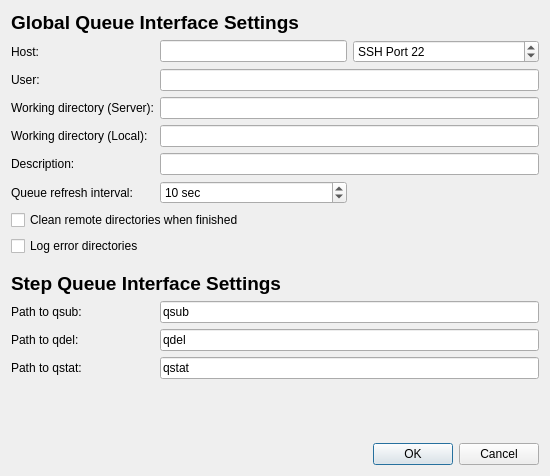
Before: the Qt Designer form src/globalsearch/queueinterfaces/sgedialog.ui in xtalopt/XtalOpt, drawn with Qt 5.
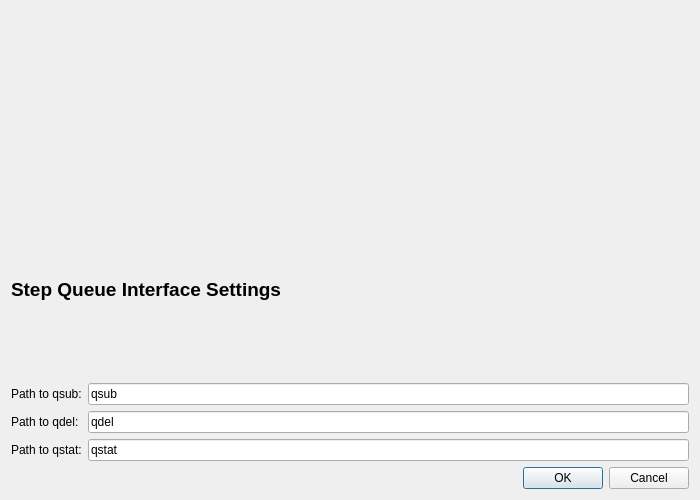
After: the same form once the commit is applied. Custom widgets are drawn as their Qt base class.

Commit message:
Queue: Generalized Global Queue Interface Settings
I re-worked the global queue interface settings so that it has its
own widget and is re-used in all of the queue interfaces. This reduces
a lot of repeated lines of code and improves re-usability.

In addition, I added a new option in the global queue interface
settings that allows the user to cause a job to be killed if it
exceeds a user-specified amount of time.

This "time" is both queued + running time.

What changed in the file:
```diff
--- a/src/globalsearch/queueinterfaces/sgedialog.ui
+++ b/src/globalsearch/queueinterfaces/sgedialog.ui
@@ -6,8 +6,8 @@
    <rect>
     <x>0</x>
     <y>0</y>
-    <width>550</width>
-    <height>476</height>
+    <width>700</width>
+    <height>500</height>
    </rect>
   </property>
   <property name="sizePolicy">
@@ -20,119 +20,7 @@
    <string>SGE Queue Configuration</string>
   </property>
   <layout class="QGridLayout" name="gridLayout">
-   <item row="0" column="0" colspan="4">
-    <widget class="QLabel" name="label_3">
-     <property name="text">
-      <string>&lt;html&gt;&lt;head/&gt;&lt;body&gt;&lt;p&gt;&lt;span style=&quot; font-size:14pt; font-weight:600;&quot;&gt;Global Queue Interface Settings&lt;/span&gt;&lt;/p&gt;&lt;/body&gt;&lt;/html&gt;</string>
-     </property>
-    </widget>
-   </item>
-   <item row="1" column="0">
-    <widget class="QLabel" name="label_18">
-     <property name="sizePolicy">
-      <sizepolicy hsizetype="Maximum" vsizetype="Preferred">
-       <horstretch>0</horstretch>
-       <verstretch>0</verstretch>
-      </sizepolicy>
-     </property>
-     <property name="text">
-      <string>Host:</string>
-     </property>
-     <property name="buddy">
-      <cstring>edit_host</cstring>
-     </property>
-    </widget>
-   </item>
-   <item row="1" column="2">
-    <widget class="QLineEdit" name="edit_host">
-     <property name="toolTip">
-      <string>Address of host. Can use IP or host name.</string>
-     </property>
-    </widget>
-   </item>
-   <item row="1" column="3">
-    <widget class="QSpinBox" name="spin_port">
-     <property name="prefix">
-      <string>SSH Port </string>
-     </property>
-     <property name="maximum">
-      <number>99999</number>
-     </property>
-     <property name="value">
-      <number>22</number>
-     </property>
-    </widget>
-   </item>
-   <item row="2" column="0">
-    <widget class="QLabel" name="label_19">
-     <property name="sizePolicy">
-      <sizepolicy hsizetype="Maximum" vsizetype="Preferred">
-       <horstretch>0</horstretch>
-       <verstretch>0</verstretch>
-      </sizepolicy>
-     </property>
-     <property name="text">
-      <string>User:</string>
-     </property>
-     <property name="buddy">
-      <cstring>edit_username</cstring>
-     </property>
-    </widget>
-   </item>
-   <item row="2" column="2" colspan="2">
-    <widget class="QLineEdit" name="edit_username">
-     <property name="toolTip">
-      <string>Username on above host.</string>
-     </property>
-    </widget>
-   </item>
-   <item row="3" column="2" colspan="2">
-    <widget class="QLineEdit" name="edit_rempath">
-     <property name="toolTip">
-      <string>Path on remote host to use during optimizations. Do not use wildcard characters or BASH-specific characters (e.g. '~' in place of /home/user).</string>
-     </property>
-    </widget>
-   </item>
-   <item row="3" column="0" colspan="2">
-    <widget class="QLabel" name="label_20">
-     <property name="sizePolicy">
-      <sizepolicy hsizetype="Maximum" vsizetype="Preferred">
-       <horstretch>0</horstretch>
-       <verstretch>0</verstretch>
-      </sizepolicy>
-     </property>
-     <property name="text">
-      <string>Working directory (Server):</string>
-     </property>
-     <property name="buddy">
-      <cstring>edit_rempath</cstring>
-     </property>
-    </widget>
-   </item>
-   <item row="4" column="2" colspan="2">
-    <widget class="QLineEdit" name="edit_locpath">
-     <property name="toolTip">
-      <string>Local path to store files</string>
-     </property>
-    </widget>
-   </item>
-   <item row="4" column="0">
-    <widget class="QLabel" name="label_21">
-     <property name="sizePolicy">
-      <sizepolicy hsizetype="Maximum" vsizetype="Preferred">
-       <horstretch>0</horstretch>
-       <verstretch>0</verstretch>
-      </sizepolicy>
-     </property>
-     <property name="text">
-      <string>Working directory (Local):</string>
-     </property>
-     <property name="buddy">
-      <cstring>edit_locpath</cstring>
-     </property>
-    </widget>
-   </item>
-   <item row="11" column="0">
+   <item row="3" column="0">
     <widget class="QLabel" name="label_launch">
      <property name="sizePolicy">
       <sizepolicy hsizetype="Maximum" vsizetype="Preferred">
@@ -151,7 +39,7 @@
      </property>
     </widget>
    </item>
-   <item row="11" column="2" colspan="2">
+   <item row="3" column="1" colspan="2">
     <widget class="QLineEdit" name="edit_qsub">
      <property name="toolTip">
       <string>Command used to submit jobs to the SGE queue. Usually qsub.</string>
@@ -161,7 +49,7 @@
      </property>
     </widget>
    </item>
-   <item row="12" column="0">
+   <item row="4" column="0">
     <widget class="QLabel" name="label_qdel">
      <property name="sizePolicy">
       <sizepolicy hsizetype="Maximum" vsizetype="Preferred">
@@ -180,7 +68,7 @@
      </property>
     </widget>
    </item>
-   <item row="13" column="2" colspan="2">
+   <item row="5" column="1" colspan="2">
     <widget class="QLineEdit" name="edit_qstat">
      <property name="toolTip">
       <string>Command used to check the SGE queue. Use qstat.</string>
@@ -190,7 +78,7 @@
      </property>
     </widget>
    </item>
-   <item row="13" column="0">
+   <item row="5" column="0">
     <widget class="QLabel" name="label_check">
      <property name="sizePolicy">
       <sizepolicy hsizetype="Maximum" vsizetype="Preferred">
@@ -209,14 +97,7 @@
      </property>
     </widget>
    </item>
-   <item row="5" column="2" colspan="2">
-    <widget class="QLineEdit" name="edit_description">
-     <property name="toolTip">
-      <string>Short description of optimization (used as %description% template keyword in input templates).</string>
-     </property>
-    </widget>
-   </item>
-   <item row="12" column="2" colspan="2">
+   <item row="4" column="1" colspan="2">
     <widget class="QLineEdit" name="edit_qdel">
      <property name="toolTip">
       <string>Command used to delete jobs from the queue. Usually qdel.</string>
@@ -226,17 +107,7 @@
      </property>
     </widget>
    </item>
-   <item row="5" column="0">
-    <widget class="QLabel" name="label">
-     <property name="text">
-      <string>Description:</string>
-     </property>
-     <property name="buddy">
-      <cstring>edit_description</cstring>
-     </property>
-    </widget>
-   </item>
-   <item row="18" column="3">
+   <item row="9" column="2">
     <widget class="QDialogButtonBox" name="buttonBox">
      <property name="orientation">
       <enum>Qt::Horizontal</enum>
@@ -246,67 +117,14 @@
      </property>
     </widget>
    </item>
-   <item row="17" column="3">
-    <spacer name="verticalSpacer">
-     <property name="orientation">
-      <enum>Qt::Vertical</enum>
-     </property>
-     <property name="sizeHint" stdset="0">
-      <size>
-       <width>20</width>
-       <height>40</height>
-      </size>
-     </property>
-    </spacer>
-   </item>
-   <item row="6" column="0">
-    <widget class="QLabel" name="label_2">
-     <property name="text">
-      <string>Queue refresh interval:</string>
-     </property>
-    </widget>
-   </item>
-   <item row="6" column="2">
-    <widget class="QSpinBox" name="spin_interval">
-     <property name="suffix">
-      <string> sec</string>
-     </property>
-     <property name="minimum">
-      <number>1</number>
-     </property>
-     <property name="maximum">
-      <number>99999</number>
-     </property>
-     <property name="value">
-      <number>10</number>
-     </property>
-    </widget>
-   </item>
-   <item row="7" column="0" colspan="4">
-    <widget class="QCheckBox" name="cb_cleanRemoteOnStop">
-     <property name="text">
-      <string>Clean remote directories when finished</string>
-     </property>
-    </widget>
-   </item>
-   <item row="8" column="0">
-    <widget class="QCheckBox" name="cb_logErrorDirs">
-     <property name="toolTip">
-      <string>&lt;html&gt;&lt;head/&gt;&lt;body&gt;&lt;p&gt;Leaves a copy of a directory in which an error occurred in &amp;lt;local_path&amp;gt;/errorDirs.&lt;/p&gt;&lt;p&gt;This can help when figuring out why an xtal fails when submitted.&lt;/p&gt;&lt;p&gt;Only keeps one copy for each xtal directory (so if an error occurred in 00001x00001 twice, the first error directory would have been overwritten by the second)&lt;/p&gt;&lt;/body&gt;&lt;/html&gt;</string>
-     </property>
-     <property name="text">
-      <string>Log error directories</string>
-     </property>
-    </widget>
-   </item>
-   <item row="10" column="0" colspan="4">
+   <item row="2" column="0" colspan="3">
     <widget class="QLabel" name="label_4">
      <property name="text">
       <string>&lt;html&gt;&lt;head/&gt;&lt;body&gt;&lt;p&gt;&lt;span style=&quot; font-size:14pt; font-weight:600;&quot;&gt;Step Queue Interface Settings&lt;/span&gt;&lt;/p&gt;&lt;/body&gt;&lt;/html&gt;</string>
      </property>
     </widget>
    </item>
-   <item row="9" column="0">
+   <item row="1" column="0">
     <spacer name="verticalSpacer_2">
      <property name="orientation">
       <enum>Qt::Vertical</enum>
@@ -322,8 +140,19 @@
      </property>
     </spacer>
    </item>
+   <item row="0" column="0" colspan="3">
+    <widget class="GlobalSearch::GlobalQueueInterfaceSettingsWidget" name="widget_globalQueueInterfaceSettings" native="true"/>
+   </item>
   </layout>
  </widget>
+ <customwidgets>
+  <customwidget>
+   <class>GlobalSearch::GlobalQueueInterfaceSettingsWidget</class>
+   <extends>QWidget</extends>
+   <header location="global">globalsearch/queueinterfaces/globalqueueinterfacesettingswidget.h</header>
+   <container>1</container>
+  </customwidget>
+ </customwidgets>
  <tabstops>
   <tabstop>edit_host</tabstop>
   <tabstop>spin_port</tabstop>
```
Left out of the diff: 6 changed lines with no effect on the pictures. The commit also changes 18 other files.
